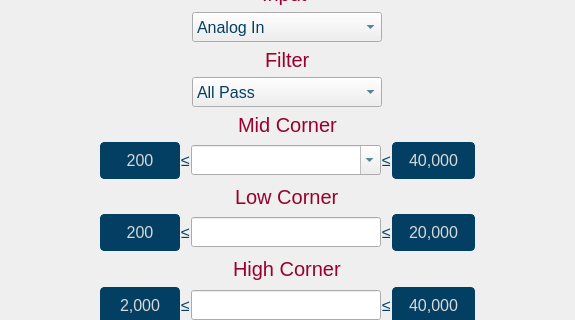
The window that gui/qtdesigner/BasicOperationWidget.ui (wyattduber/CyDAQ) describes before a commit, drawn with Qt 5; both pictures show x 0 to 575 and y 144 to 464 of the 575 by 622 pixel window.
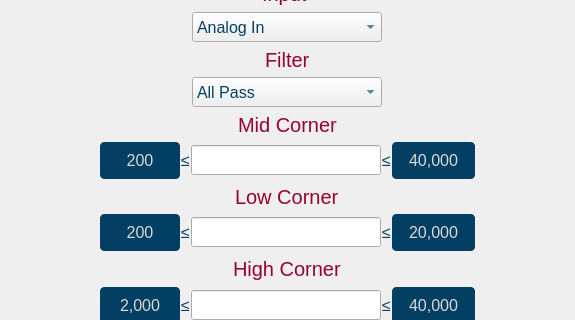
The same window after the commit. Icons and pictures are not drawn.

The edit to the form file:
```diff
--- a/gui/qtdesigner/BasicOperationWidget.ui
+++ b/gui/qtdesigner/BasicOperationWidget.ui
@@ -372,43 +372,13 @@
       </widget>
      </item>
      <item>
-      <widget class="QComboBox" name="mid_corner_input_box">
-       <property name="sizePolicy">
-        <sizepolicy hsizetype="Expanding" vsizetype="Fixed">
-         <horstretch>0</horstretch>
-         <verstretch>0</verstretch>
-        </sizepolicy>
-       </property>
+      <widget class="QLineEdit" name="mid_corner_input_box">
        <property name="minimumSize">
         <size>
          <width>190</width>
          <height>30</height>
         </size>
        </property>
-       <property name="editable">
-        <bool>true</bool>
-       </property>
-       <property name="currentText">
-        <string/>
-       </property>
-       <property name="currentIndex">
-        <number>-1</number>
-       </property>
-       <item>
-        <property name="text">
-         <string>100</string>
-        </property>
-       </item>
-       <item>
-        <property name="text">
-         <string>1000</string>
-        </property>
-       </item>
-       <item>
-        <property name="text">
-         <string>10000</string>
-        </property>
-       </item>
       </widget>
      </item>
      <item>
```
